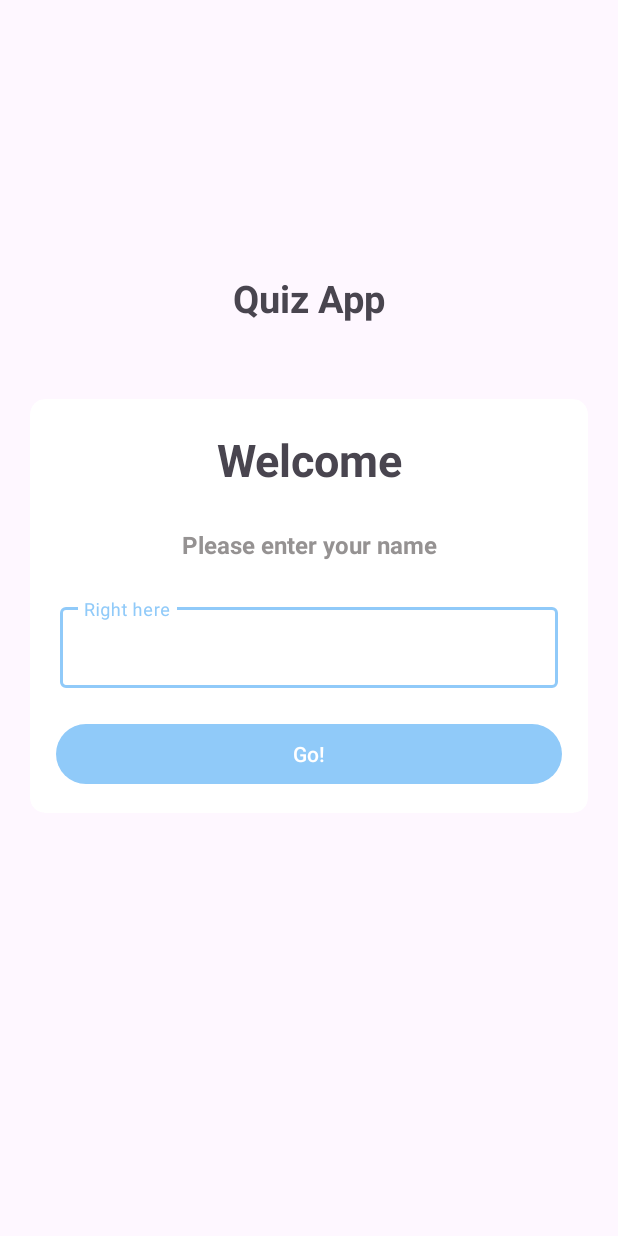
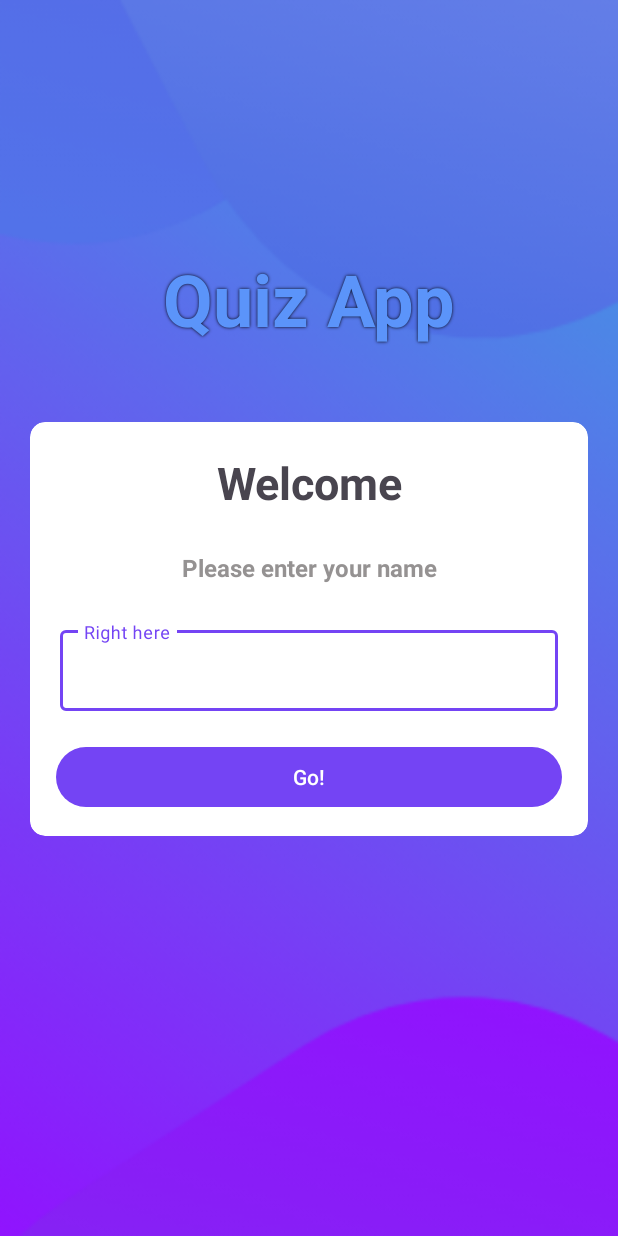
Before and after one commit to Benji41/Android-Quiz-App, an Android app: the screen it shows after launch (MainActivity), on a phone screen of 412 x 824 dp. Run offline under Robolectric (Android 15) with nearby library versions, the phone set to English and light mode, and no system bars.

Commit message:
+Primera letra en mayusculas y validar si puras letras contiene un string +cambios en UI de activity main

```diff
--- a/app/src/main/java/noe/basic/quizapp/MainActivity.kt
+++ b/app/src/main/java/noe/basic/quizapp/MainActivity.kt
@@ -1,11 +1,29 @@
 package noe.basic.quizapp
 
+import android.content.Intent
+import android.os.Bundle
+import android.text.InputType
+import android.widget.Button
+import android.widget.EditText
 import androidx.appcompat.app.AppCompatActivity
-import android.os.Bundle
 
 class MainActivity : AppCompatActivity() {
     override fun onCreate(savedInstanceState: Bundle?) {
         super.onCreate(savedInstanceState)
         setContentView(R.layout.activity_main)
+        val editVName = findViewById<EditText>(R.id.edittext_name)
+        //ALLOW THAT THE FIRST Letter IS CAP
+        editVName.inputType= InputType.TYPE_CLASS_TEXT or InputType.TYPE_TEXT_FLAG_CAP_WORDS
+        val btnVRegisterName = findViewById<Button>(R.id.button_submit_name)
+        btnVRegisterName.setOnClickListener {
+            //Iterate throw a lambda expression with .all all the characters of a string validating if it is a letter
+            if(editVName.text.isNotEmpty() && editVName.text.all{
+                it.isLetter()
+                }){
+                val intent = Intent(this,QuizActivity::class.java)
+                startActivity(intent)
+                finish()
+            }
+        }
     }
 }
--- a/app/src/main/res/layout/activity_main.xml
+++ b/app/src/main/res/layout/activity_main.xml
@@ -4,26 +4,30 @@
     xmlns:tools="http://schemas.android.com/tools"
     android:layout_width="match_parent"
     android:layout_height="match_parent"
+    android:background="@drawable/ic_bg"
+    android:gravity="center"
     android:orientation="vertical"
-    android:gravity="center"
     tools:context=".MainActivity">
 
     <TextView
         android:layout_width="match_parent"
         android:layout_height="wrap_content"
+        android:layout_marginBottom="50dp"
         android:gravity="center"
+        android:shadowColor="@color/black"
+        android:shadowRadius="2"
         android:text="@string/app_name"
-        android:textSize="25sp"
-        android:textStyle="bold"
-        android:layout_marginBottom="50dp"/>
+        android:textAllCaps="false"
+        android:textColor="@color/custom_blue"
+        android:textSize="48sp"
+        android:textStyle="bold" />
 
     <androidx.cardview.widget.CardView
         android:layout_width="match_parent"
         android:layout_height="wrap_content"
+        android:layout_marginHorizontal="20dp"
         android:layout_marginBottom="100dp"
-        android:layout_marginHorizontal="20dp"
-        app:cardCornerRadius="10dp"
-        >
+        app:cardCornerRadius="10dp">
 
         <LinearLayout
             android:layout_width="match_parent"
@@ -54,28 +58,28 @@
             <com.google.android.material.textfield.TextInputLayout
                 android:layout_width="match_parent"
                 android:layout_height="match_parent"
+                android:layout_marginHorizontal="20dp"
                 android:layout_marginTop="20dp"
-                android:layout_marginBottom="20dp"
-                android:layout_marginHorizontal="20dp">
+                android:layout_marginBottom="20dp">
 
                 <com.google.android.material.textfield.TextInputEditText
+                    android:id="@+id/edittext_name"
                     android:layout_width="match_parent"
                     android:layout_height="wrap_content"
                     android:hint="@string/editT_register_hint"
-                    android:textSize="14sp"
                     android:textColor="@color/gray_200"
-                    android:inputType="textCapWords"/>
+                    android:textSize="14sp" />
+
             </com.google.android.material.textfield.TextInputLayout>
 
             <Button
-                android:id="@+id/button"
+                android:id="@+id/button_submit_name"
                 android:layout_width="match_parent"
                 android:layout_height="wrap_content"
+                android:layout_marginHorizontal="17dp"
+                android:layout_marginBottom="15dp"
                 android:text="@string/btn_register_text"
-                android:textStyle="normal"
-                android:layout_marginBottom="15dp"
-                android:layout_marginHorizontal="17dp"
-                />
+                android:textStyle="normal" />
         </LinearLayout>
     </androidx.cardview.widget.CardView>
 
--- a/app/src/main/res/values/colors.xml
+++ b/app/src/main/res/values/colors.xml
@@ -9,4 +9,6 @@
     <color name="gray_200">#959292</color>
     <color name="blue_200">#90CAF9</color>
     <color name="white">#FFFFFF</color>
+    <color name="custom_purple">#7444f4</color>
+    <color name="custom_blue">#5B94FA</color>
 </resources>
--- a/app/src/main/res/values/quizz_app_theme.xml
+++ b/app/src/main/res/values/quizz_app_theme.xml
@@ -2,7 +2,7 @@
 <resources xmlns:tools="http://schemas.android.com/tools">
     <style name="QuizAppTheme" parent="Theme.Material3.Light.NoActionBar">
         <!-- Primary brand color. -->
-        <item name="colorPrimary">@color/blue_200</item>
+        <item name="colorPrimary">@color/custom_purple</item>
         <item name="colorPrimaryVariant">@color/gray_200</item>
         <item name="colorOnPrimary">@color/white</item>
         <!-- Secondary brand color. -->
```
Also changed, not shown: app/src/main/AndroidManifest.xml (+5 -2 lines), app/src/main/java/noe/basic/quizapp/QuizActivity.kt (added, +11 -0 lines), app/src/main/res/layout/activity_quiz.xml (added, +9 -0 lines), app/src/main/res/drawable/ic_bg.png (added), app/src/main/res/drawable/ic_flag_of_argentina.png (added), app/src/main/res/drawable/ic_flag_of_australia.png (added), app/src/main/res/drawable/ic_flag_of_belgium.png (added), app/src/main/res/drawable/ic_flag_of_brazil.png (added), app/src/main/res/drawable/ic_flag_of_denmark.png (added), app/src/main/res/drawable/ic_flag_of_fiji.png (added), app/src/main/res/drawable/ic_flag_of_germany.png (added), app/src/main/res/drawable/ic_flag_of_india.png (added), app/src/main/res/drawable/ic_flag_of_kuwait.png (added), app/src/main/res/drawable/ic_flag_of_new_zealand.png (added).
